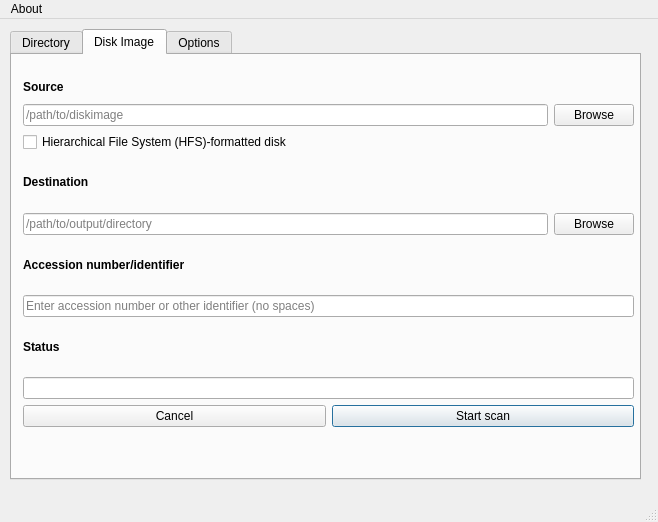
Old version of the form design.ui in the repository tw4l/brunnhilde-gui.
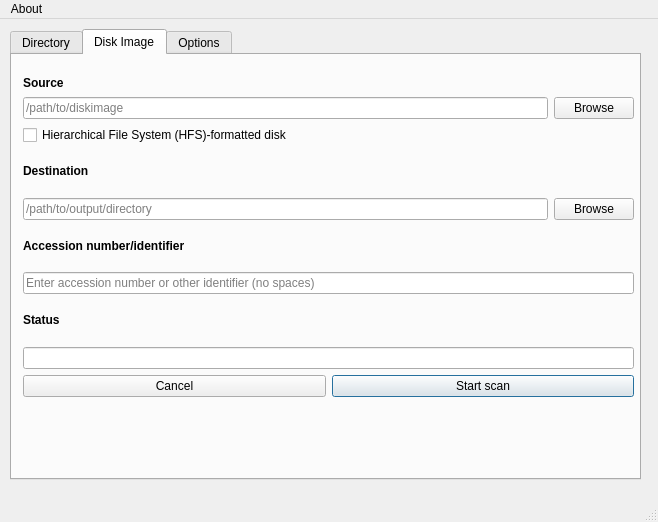
New version of the form. The open tabs and pages were chosen to show the change.

Commit message: Less whitespace

Patch:
```diff
--- a/design.ui
+++ b/design.ui
@@ -170,7 +170,7 @@
         <x>11</x>
         <y>21</y>
         <width>611</width>
-        <height>351</height>
+        <height>321</height>
        </rect>
       </property>
       <layout class="QVBoxLayout" name="verticalLayout_15">
```
Left out of the diff: 4 changed lines with no effect on the pictures.
